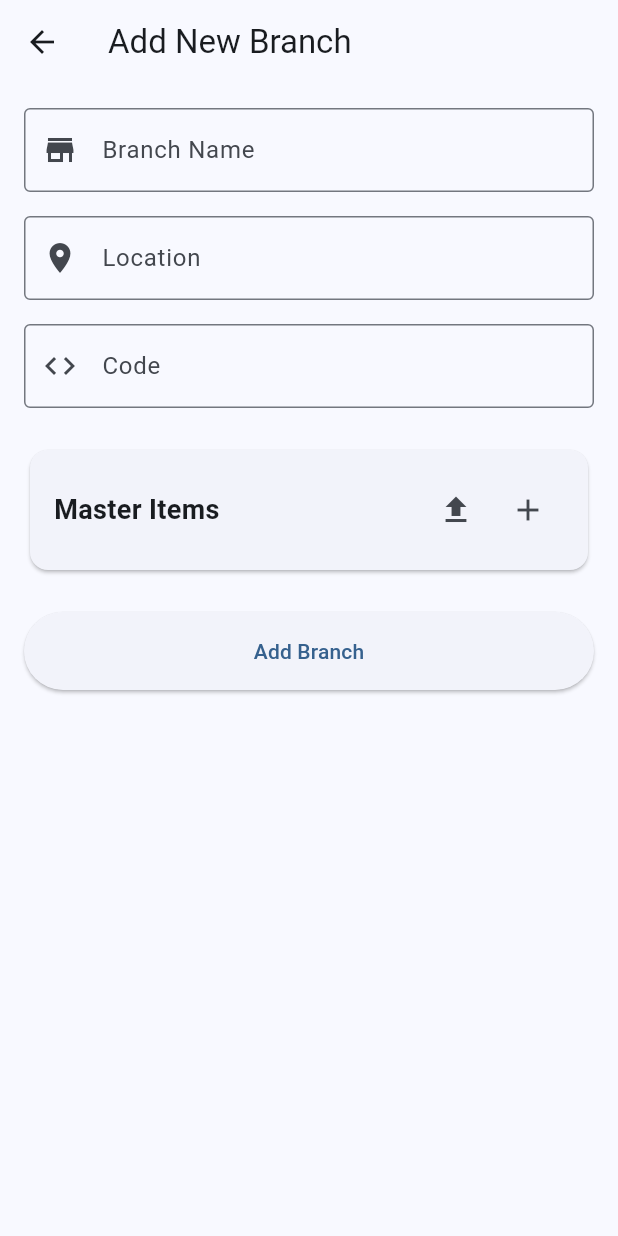
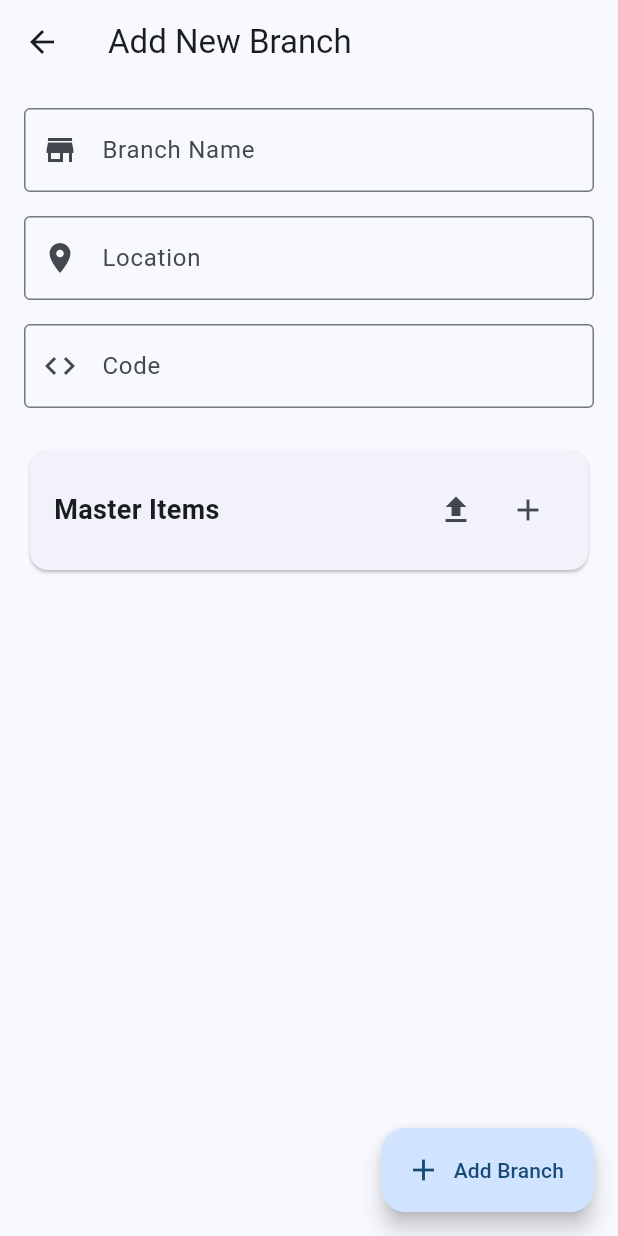
Before and after one commit to Nagareboshi09/WarehouseInventory, a Flutter app: the AddBranchScreen screen opened directly, on a phone screen of 412 x 824 dp. Run offline on Flutter 3.47's test engine with Material 3 defaults, Android fonts, the light colour scheme and no system bars; our stand-ins replace csv, file_picker, fl_chart, shared_preferences, sqflite; missing offline and left inert: spreadsheet_decoder; accounts and stored records are empty.

Commit message:
Changed the elevated button into floating button

```diff
--- a/lib/screens/add_branch_screen.dart
+++ b/lib/screens/add_branch_screen.dart
@@ -494,19 +494,17 @@ class _AddBranchScreenState extends State<AddBranchScreen> {
               ),
 
               const SizedBox(height: 24),
-              ElevatedButton(
-                onPressed: _isLoading ? null : _saveBranch,
-                style: ElevatedButton.styleFrom(
-                  padding: const EdgeInsets.symmetric(vertical: 16),
-                ),
-                child: _isLoading
-                    ? const CircularProgressIndicator(color: Colors.white)
-                    : const Text('Add Branch'),
-              ),
             ],
           ),
         ),
       ),
+      floatingActionButton: FloatingActionButton.extended(
+        onPressed: _isLoading ? null : _saveBranch,
+        label: _isLoading
+            ? const CircularProgressIndicator(color: Colors.white)
+            : const Text('Add Branch'),
+        icon: const Icon(Icons.add),
+      ),
     );
   }
 }
```
